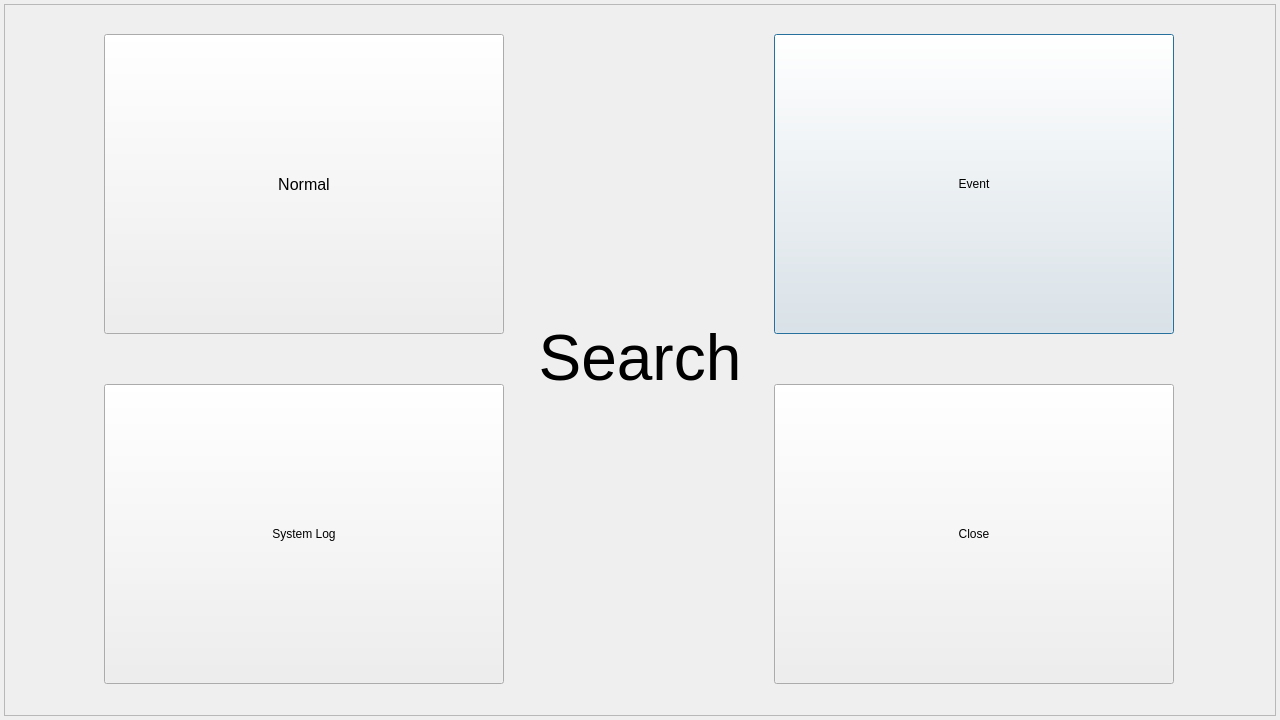
Old version of the form gui/mainwidget/src/search/searchdialog.ui in the repository yjsin-emastec/neptune.
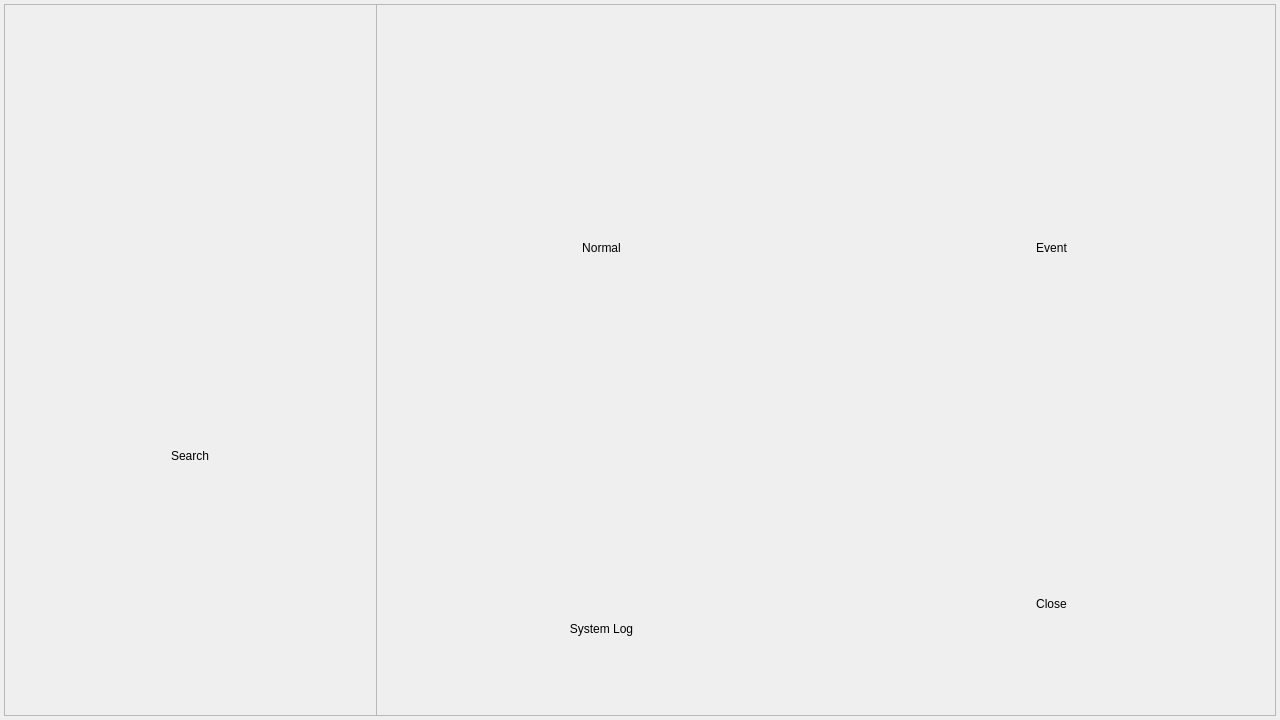
New version of the form. Custom widgets are drawn as their Qt base class.

Commit message: Change button to icon in Setup/Search/Main menu 내용 - 텍스트 형식의 버튼을 아이콘+텍스트 형태로 변경 - 상위 메뉴만(setup/search/main) 적용됨

The edit to the form file:
```diff
--- a/gui/mainwidget/src/search/searchdialog.ui
+++ b/gui/mainwidget/src/search/searchdialog.ui
@@ -37,149 +37,192 @@
    <property name="frameShadow">
     <enum>QFrame::Raised</enum>
    </property>
-   <widget class="QPushButton" name="buttonEvent">
-    <property name="enabled">
-     <bool>true</bool>
-    </property>
-    <property name="geometry">
-     <rect>
-      <x>770</x>
-      <y>30</y>
-      <width>400</width>
-      <height>300</height>
-     </rect>
-    </property>
-    <property name="sizePolicy">
-     <sizepolicy hsizetype="Fixed" vsizetype="Fixed">
-      <horstretch>0</horstretch>
-      <verstretch>0</verstretch>
-     </sizepolicy>
-    </property>
-    <property name="minimumSize">
-     <size>
-      <width>300</width>
-      <height>300</height>
-     </size>
-    </property>
-    <property name="text">
-     <string>Event</string>
-    </property>
-    <property name="flat">
-     <bool>false</bool>
-    </property>
-   </widget>
-   <widget class="QPushButton" name="buttonNormal">
-    <property name="geometry">
-     <rect>
-      <x>100</x>
-      <y>30</y>
-      <width>400</width>
-      <height>300</height>
-     </rect>
-    </property>
-    <property name="sizePolicy">
-     <sizepolicy hsizetype="Fixed" vsizetype="Fixed">
-      <horstretch>0</horstretch>
-      <verstretch>0</verstretch>
-     </sizepolicy>
-    </property>
-    <property name="minimumSize">
-     <size>
-      <width>300</width>
-      <height>300</height>
-     </size>
-    </property>
-    <property name="font">
-     <font>
-      <pointsize>12</pointsize>
-     </font>
-    </property>
-    <property name="text">
-     <string>Normal</string>
-    </property>
-   </widget>
-   <widget class="QPushButton" name="buttonClose">
-    <property name="enabled">
-     <bool>true</bool>
-    </property>
-    <property name="geometry">
-     <rect>
-      <x>770</x>
-      <y>380</y>
-      <width>400</width>
-      <height>300</height>
-     </rect>
-    </property>
-    <property name="sizePolicy">
-     <sizepolicy hsizetype="Fixed" vsizetype="Fixed">
-      <horstretch>0</horstretch>
-      <verstretch>0</verstretch>
-     </sizepolicy>
-    </property>
-    <property name="minimumSize">
-     <size>
-      <width>300</width>
-      <height>300</height>
-     </size>
-    </property>
-    <property name="text">
-     <string>Close</string>
-    </property>
-   </widget>
-   <widget class="QLabel" name="labelSearch">
+   <widget class="QFrame" name="frameTitle">
     <property name="geometry">
      <rect>
       <x>0</x>
-      <y>323</y>
-      <width>1272</width>
-      <height>61</height>
+      <y>0</y>
+      <width>373</width>
+      <height>713</height>
      </rect>
     </property>
-    <property name="font">
-     <font>
-      <pointsize>48</pointsize>
-     </font>
+    <property name="frameShape">
+     <enum>QFrame::StyledPanel</enum>
     </property>
-    <property name="text">
-     <string>Search</string>
+    <property name="frameShadow">
+     <enum>QFrame::Raised</enum>
     </property>
-    <property name="alignment">
-     <set>Qt::AlignCenter</set>
-    </property>
+    <widget class="CustomImageLabel" name="buttonTitle">
+     <property name="geometry">
+      <rect>
+       <x>96</x>
+       <y>236</y>
+       <width>181</width>
+       <height>181</height>
+      </rect>
+     </property>
+     <property name="text">
+      <string/>
+     </property>
+    </widget>
+    <widget class="QLabel" name="labelTitleText">
+     <property name="geometry">
+      <rect>
+       <x>36</x>
+       <y>426</y>
+       <width>300</width>
+       <height>51</height>
+      </rect>
+     </property>
+     <property name="text">
+      <string>Search</string>
+     </property>
+     <property name="alignment">
+      <set>Qt::AlignCenter</set>
+     </property>
+    </widget>
    </widget>
-   <widget class="QPushButton" name="buttonLog">
-    <property name="enabled">
-     <bool>true</bool>
-    </property>
+   <widget class="QFrame" name="frameContents">
     <property name="geometry">
      <rect>
-      <x>100</x>
-      <y>380</y>
-      <width>400</width>
-      <height>300</height>
+      <x>372</x>
+      <y>0</y>
+      <width>900</width>
+      <height>713</height>
      </rect>
     </property>
-    <property name="sizePolicy">
-     <sizepolicy hsizetype="Fixed" vsizetype="Fixed">
-      <horstretch>0</horstretch>
-      <verstretch>0</verstretch>
-     </sizepolicy>
+    <property name="frameShape">
+     <enum>QFrame::StyledPanel</enum>
     </property>
-    <property name="minimumSize">
-     <size>
-      <width>300</width>
-      <height>300</height>
-     </size>
+    <property name="frameShadow">
+     <enum>QFrame::Raised</enum>
     </property>
-    <property name="text">
-     <string>System Log</string>
-    </property>
-    <property name="flat">
-     <bool>false</bool>
-    </property>
+    <widget class="CustomImageLabel" name="buttonNormal">
+     <property name="geometry">
+      <rect>
+       <x>165</x>
+       <y>88</y>
+       <width>121</width>
+       <height>121</height>
+      </rect>
+     </property>
+     <property name="text">
+      <string/>
+     </property>
+    </widget>
+    <widget class="CustomImageLabel" name="buttonEvent">
+     <property name="geometry">
+      <rect>
+       <x>615</x>
+       <y>88</y>
+       <width>121</width>
+       <height>121</height>
+      </rect>
+     </property>
+     <property name="text">
+      <string/>
+     </property>
+    </widget>
+    <widget class="CustomImageLabel" name="buttonLog">
+     <property name="geometry">
+      <rect>
+       <x>165</x>
+       <y>444</y>
+       <width>121</width>
+       <height>121</height>
+      </rect>
+     </property>
+     <property name="text">
+      <string/>
+     </property>
+    </widget>
+    <widget class="CustomImageLabel" name="buttonClose">
+     <property name="geometry">
+      <rect>
+       <x>615</x>
+       <y>444</y>
+       <width>121</width>
+       <height>121</height>
+      </rect>
+     </property>
+     <property name="text">
+      <string/>
+     </property>
+    </widget>
+    <widget class="QLabel" name="labelNormalText">
+     <property name="geometry">
+      <rect>
+       <x>75</x>
+       <y>218</y>
+       <width>301</width>
+       <height>51</height>
+      </rect>
+     </property>
+     <property name="text">
+      <string>Normal</string>
+     </property>
+     <property name="alignment">
+      <set>Qt::AlignCenter</set>
+     </property>
+    </widget>
+    <widget class="QLabel" name="labelEventText">
+     <property name="geometry">
+      <rect>
+       <x>525</x>
+       <y>218</y>
+       <width>301</width>
+       <height>51</height>
+      </rect>
+     </property>
+     <property name="text">
+      <string>Event</string>
+     </property>
+     <property name="alignment">
+      <set>Qt::AlignCenter</set>
+     </property>
+    </widget>
+    <widget class="QLabel" name="labelLogText">
+     <property name="geometry">
+      <rect>
+       <x>75</x>
+       <y>574</y>
+       <width>301</width>
+       <height>101</height>
+      </rect>
+     </property>
+     <property name="text">
+      <string>System Log</string>
+     </property>
+     <property name="alignment">
+      <set>Qt::AlignCenter</set>
+     </property>
+    </widget>
+    <widget class="QLabel" name="labelCloseText">
+     <property name="geometry">
+      <rect>
+       <x>525</x>
+       <y>574</y>
+       <width>301</width>
+       <height>51</height>
+      </rect>
+     </property>
+     <property name="text">
+      <string>Close</string>
+     </property>
+     <property name="alignment">
+      <set>Qt::AlignCenter</set>
+     </property>
+    </widget>
    </widget>
   </widget>
  </widget>
+ <customwidgets>
+  <customwidget>
+   <class>CustomImageLabel</class>
+   <extends>QLabel</extends>
+   <header>ui/customwidget/customimagelabel.h</header>
+  </customwidget>
+ </customwidgets>
  <resources/>
  <connections/>
 </ui>
```
The commit also changes 109 other files.
